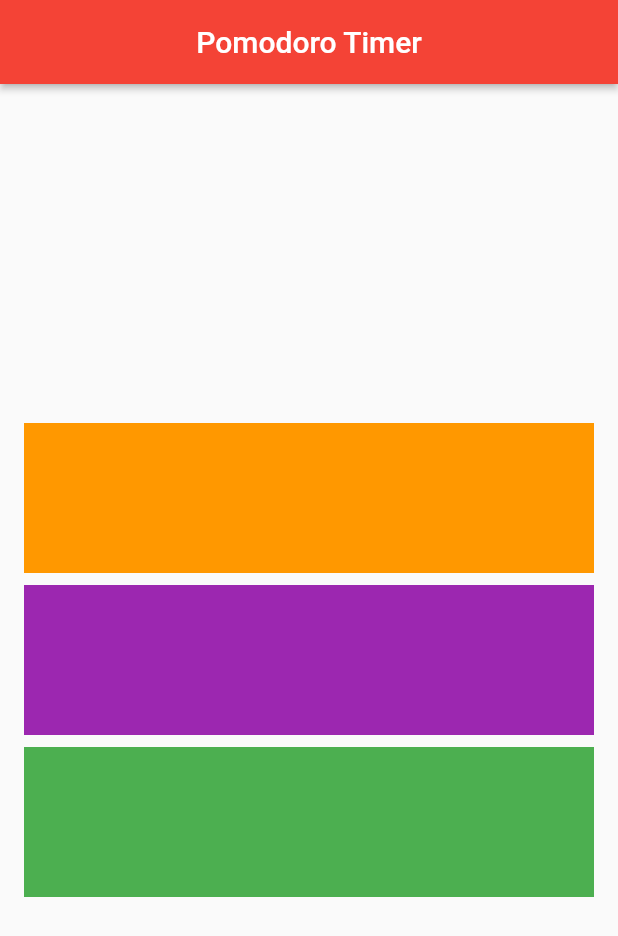
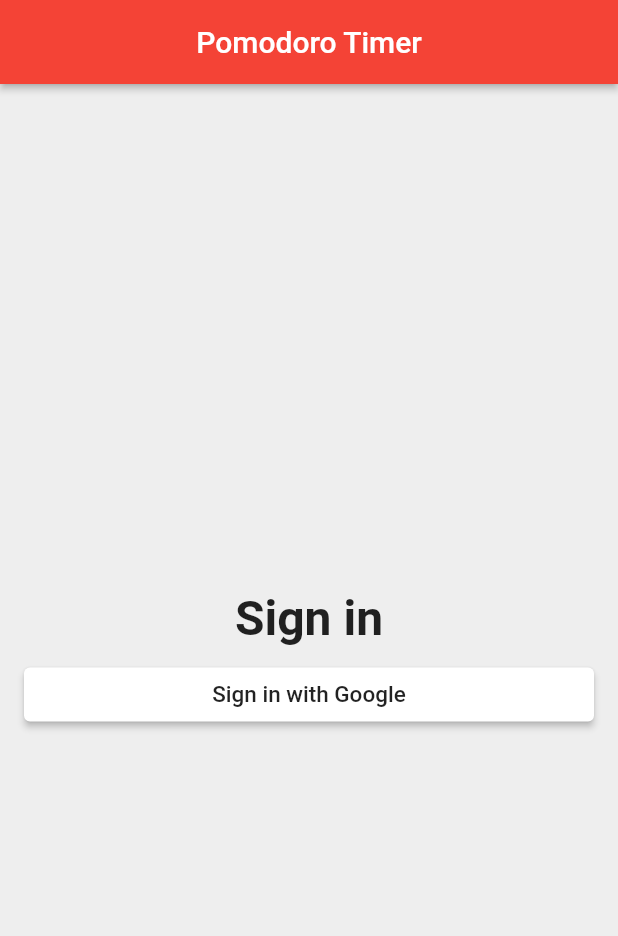
Before and after one commit to COAB1/capyba, a Flutter app: the screen it shows after launch, on a phone screen of 412 x 824 dp. Shown: the top 936 px of the screen. Run offline on Flutter 3.47's test engine with Material 2 defaults, Android fonts, the light colour scheme and no system bars.

Commit message:
Create google login/sign in button

```diff
--- a/lib/app/sign_in/sign_in_page.dart
+++ b/lib/app/sign_in/sign_in_page.dart
@@ -10,6 +10,7 @@ class SignInPage extends StatelessWidget {
         elevation: 2.0,
       ),
       body: _buildButtons(),
+      backgroundColor: Colors.grey[200],
     );
   }
 
@@ -20,25 +21,30 @@ class SignInPage extends StatelessWidget {
         mainAxisAlignment: MainAxisAlignment.center,
         crossAxisAlignment: CrossAxisAlignment.stretch,
         children: <Widget>[
-          Container(
-            color: Colors.orange,
-            child: SizedBox(
-              height: 100.0,
+          Text(
+            'Sign in',
+            textAlign: TextAlign.center,
+            style: TextStyle(
+              fontSize: 32.0,
+              fontWeight: FontWeight.w600,
             ),
           ),
           SizedBox(height: 8.0),
-          Container(
-            color: Colors.purple,
-            child: SizedBox(
-              height: 100.0,
+          ElevatedButton(
+            child: Text(
+              'Sign in with Google',
+              style: TextStyle(
+                fontSize: 15.0,
+                color: Colors.black87,
+              ),
             ),
-          ),
-          SizedBox(height: 8.0),
-          Container(
-            color: Colors.green,
-            child: SizedBox(
-              height: 100.0,
+            style: ElevatedButton.styleFrom(
+              primary: Colors.white,
+              shape: RoundedRectangleBorder(
+                borderRadius: BorderRadius.all(Radius.circular(4.0)),
+              ),
             ),
+            onPressed: () {},
           ),
         ],
       ),
```
